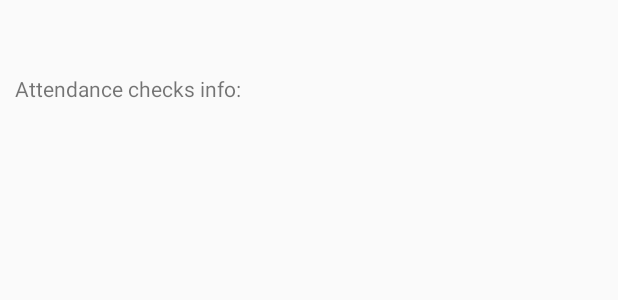
After one commit to ymademikhanov/sp-kotlin, an Android app: the layout class_list_view_row.xml on its own in the app's theme, with its tools: preview values and no code run, on a phone screen of 412 x 824 dp. The commit adds this screen. Shown: the top 300 px of the screen. Run offline under Robolectric (Android 15) with nearby library versions, the phone set to English and light mode, and no system bars.

Commit message:
added attendnace info

```diff
--- /dev/null
+++ b/app/src/main/java/com/example/android/simplealarmmanagerapp/listview_models/ClassListViewModel.kt
@@ -0,0 +1,3 @@
+package com.example.android.simplealarmmanagerapp.listview_models
+
+class ClassListViewModel(var title: String, val attendanceInfo: String)
--- a/app/src/main/java/com/example/android/simplealarmmanagerapp/models/Attendance.kt
+++ b/app/src/main/java/com/example/android/simplealarmmanagerapp/models/Attendance.kt
@@ -7,8 +7,8 @@ class Attendance(val id: Int? = null,
                  @SerializedName("student_id") val studentId: Int? = null,
                  @SerializedName("class_id") val classId: Int? = null,
                  val attended: Boolean? = null,
-                 val updatedAt: Timestamp? = null,
-                 val createdAt: Timestamp? = null) {
+                 @SerializedName("updated_at") val updatedAt: Long? = null,
+                 @SerializedName("created_at") val createdAt: Long? = null) {
 
     private val checks: List<AttendanceCheck>? = null
 }
--- /dev/null
+++ b/app/src/main/res/layout/class_list_view_row.xml
@@ -0,0 +1,35 @@
+<?xml version="1.0" encoding="utf-8"?>
+<LinearLayout
+
+    xmlns:android="http://schemas.android.com/apk/res/android"
+    android:orientation="vertical" android:layout_width="match_parent"
+    android:layout_height="match_parent">
+
+    <TextView
+        android:id="@+id/class_list_view_row_title"
+        android:layout_width="match_parent"
+        android:layout_height="wrap_content"
+        android:padding="10dp"/>
+
+    <LinearLayout
+        android:layout_width="match_parent"
+        android:layout_height="wrap_content"
+        android:orientation="horizontal">
+
+        <TextView
+            android:layout_width="match_parent"
+            android:layout_height="wrap_content"
+            android:padding="10dp"
+            android:layout_weight="5"
+            android:text="Attendance checks info:"/>
+
+        <TextView
+            android:id="@+id/class_list_view_row_attendance_info"
+            android:layout_width="match_parent"
+            android:layout_weight="5"
+            android:layout_height="wrap_content"
+            android:padding="10dp"/>
+
+    </LinearLayout>
+
+</LinearLayout>
```
Also changed, not shown: app/src/main/java/com/example/android/simplealarmmanagerapp/fragments/ClassListFragment.kt (+37 -12 lines), app/src/main/java/com/example/android/simplealarmmanagerapp/listview_adapters/ClassListViewAdapter.kt (added, +27 -0 lines).
